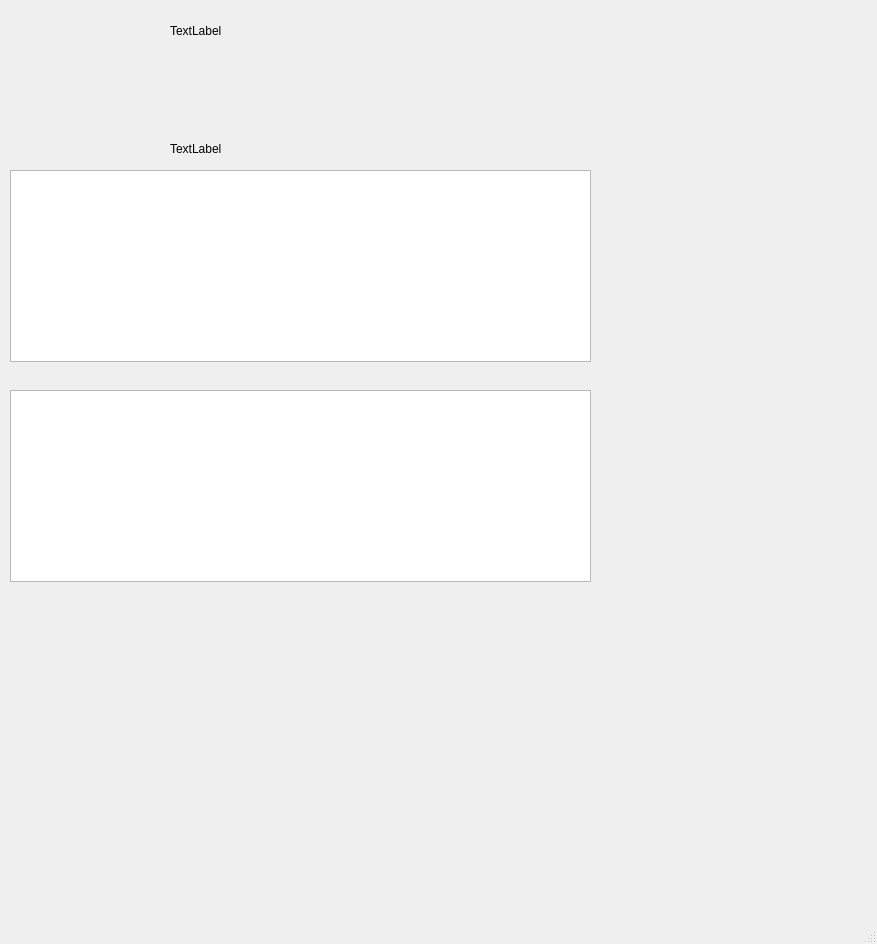
lecalm21/imdb-actors, file DetailView.ui: the form before one commit.
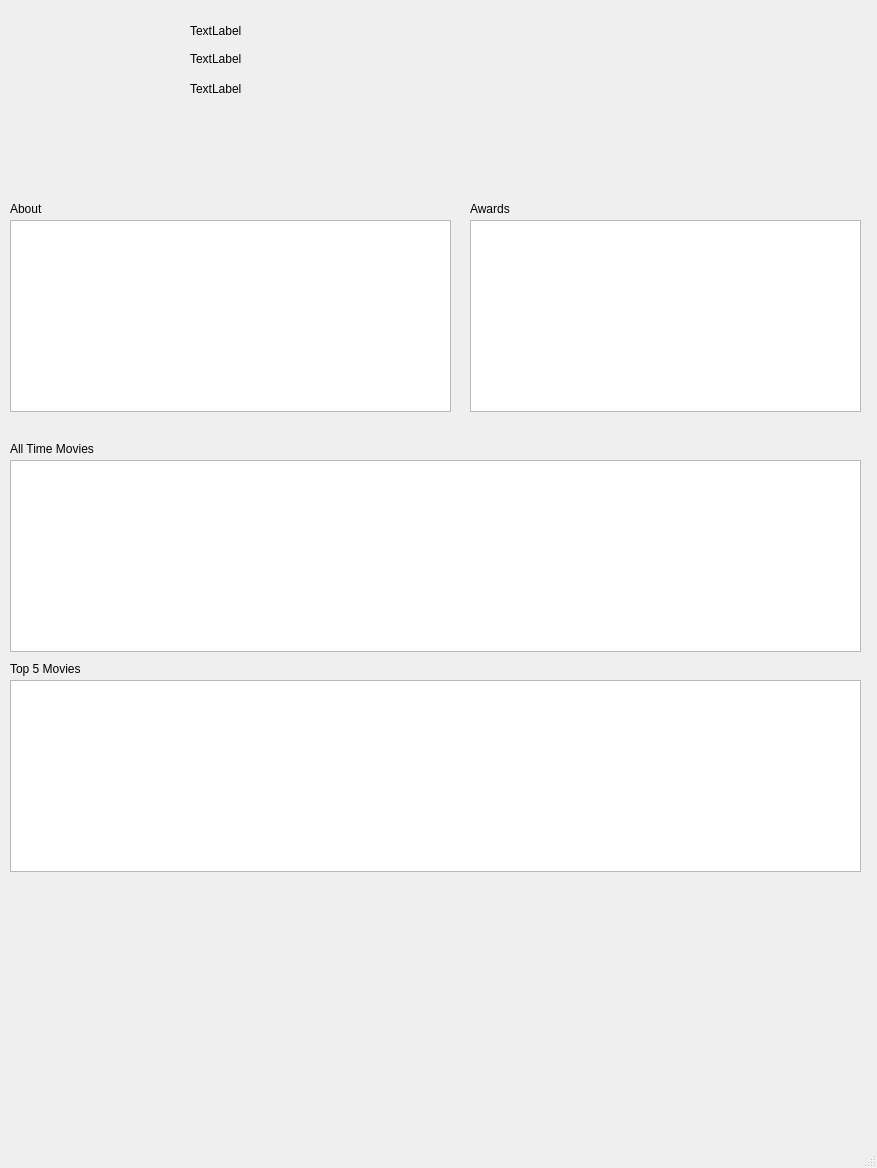
The form after the commit.

Commit message: now just minor details need to be fixed

Patch:
```diff
--- a/DetailView.ui
+++ b/DetailView.ui
@@ -7,7 +7,7 @@
     <x>0</x>
     <y>0</y>
     <width>877</width>
-    <height>944</height>
+    <height>1168</height>
    </rect>
   </property>
   <property name="windowTitle">
@@ -18,9 +18,9 @@
     <property name="geometry">
      <rect>
       <x>20</x>
-      <y>30</y>
-      <width>131</width>
-      <height>121</height>
+      <y>20</y>
+      <width>151</width>
+      <height>171</height>
      </rect>
     </property>
     <property name="text">
@@ -30,9 +30,9 @@
    <widget class="QLabel" name="genreLabel">
     <property name="geometry">
      <rect>
-      <x>170</x>
-      <y>140</y>
-      <width>681</width>
+      <x>190</x>
+      <y>80</y>
+      <width>661</width>
       <height>17</height>
      </rect>
     </property>
@@ -43,7 +43,7 @@
    <widget class="QLabel" name="nameLabel">
     <property name="geometry">
      <rect>
-      <x>170</x>
+      <x>190</x>
       <y>20</y>
       <width>681</width>
       <height>21</height>
@@ -57,22 +57,107 @@
     <property name="geometry">
      <rect>
       <x>10</x>
-      <y>170</y>
-      <width>581</width>
+      <y>220</y>
+      <width>441</width>
       <height>192</height>
      </rect>
     </property>
    </widget>
-   <widget class="QTableView" name="filmography">
+   <widget class="QLabel" name="avgLabel">
     <property name="geometry">
      <rect>
+      <x>190</x>
+      <y>50</y>
+      <width>651</width>
+      <height>17</height>
+     </rect>
+    </property>
+    <property name="text">
+     <string>TextLabel</string>
+    </property>
+   </widget>
+   <widget class="QListWidget" name="movieList">
+    <property name="geometry">
+     <rect>
       <x>10</x>
-      <y>390</y>
-      <width>581</width>
+      <y>460</y>
+      <width>851</width>
       <height>192</height>
      </rect>
     </property>
    </widget>
+   <widget class="QListWidget" name="topList">
+    <property name="geometry">
+     <rect>
+      <x>10</x>
+      <y>680</y>
+      <width>851</width>
+      <height>192</height>
+     </rect>
+    </property>
+   </widget>
+   <widget class="QListWidget" name="awardList">
+    <property name="geometry">
+     <rect>
+      <x>470</x>
+      <y>220</y>
+      <width>391</width>
+      <height>192</height>
+     </rect>
+    </property>
+   </widget>
+   <widget class="QLabel" name="label">
+    <property name="geometry">
+     <rect>
+      <x>10</x>
+      <y>660</y>
+      <width>131</width>
+      <height>17</height>
+     </rect>
+    </property>
+    <property name="text">
+     <string>Top 5 Movies</string>
+    </property>
+   </widget>
+   <widget class="QLabel" name="label_2">
+    <property name="geometry">
+     <rect>
+      <x>10</x>
+      <y>440</y>
+      <width>131</width>
+      <height>17</height>
+     </rect>
+    </property>
+    <property name="text">
+     <string>All Time Movies</string>
+    </property>
+   </widget>
+   <widget class="QLabel" name="label_3">
+    <property name="geometry">
+     <rect>
+      <x>10</x>
+      <y>200</y>
+      <width>131</width>
+      <height>17</height>
+     </rect>
+    </property>
+    <property name="text">
+     <string>About</string>
+    </property>
+   </widget>
+   <widget class="QLabel" name="label_4">
+    <property name="geometry">
+     <rect>
+      <x>470</x>
+      <y>200</y>
+      <width>131</width>
+      <height>17</height>
+     </rect>
+    </property>
+    <property name="text">
+     <string>Awards</string>
+    </property>
+   </widget>
   </widget>
   <widget class="QStatusBar" name="statusbar"/>
  </widget>
```
The commit also changes 4 other files.
